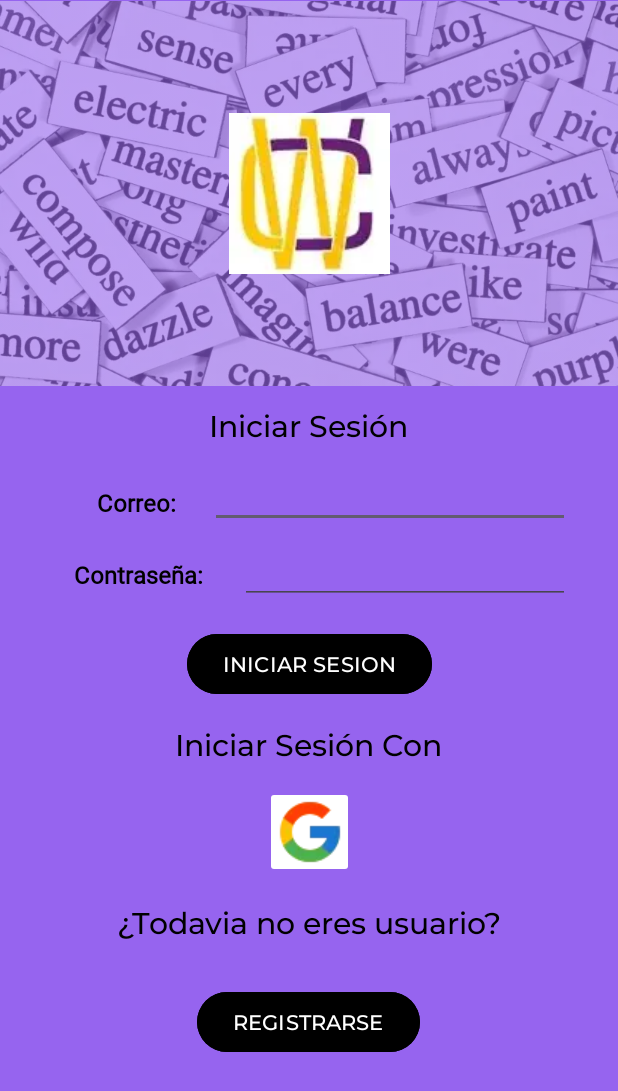
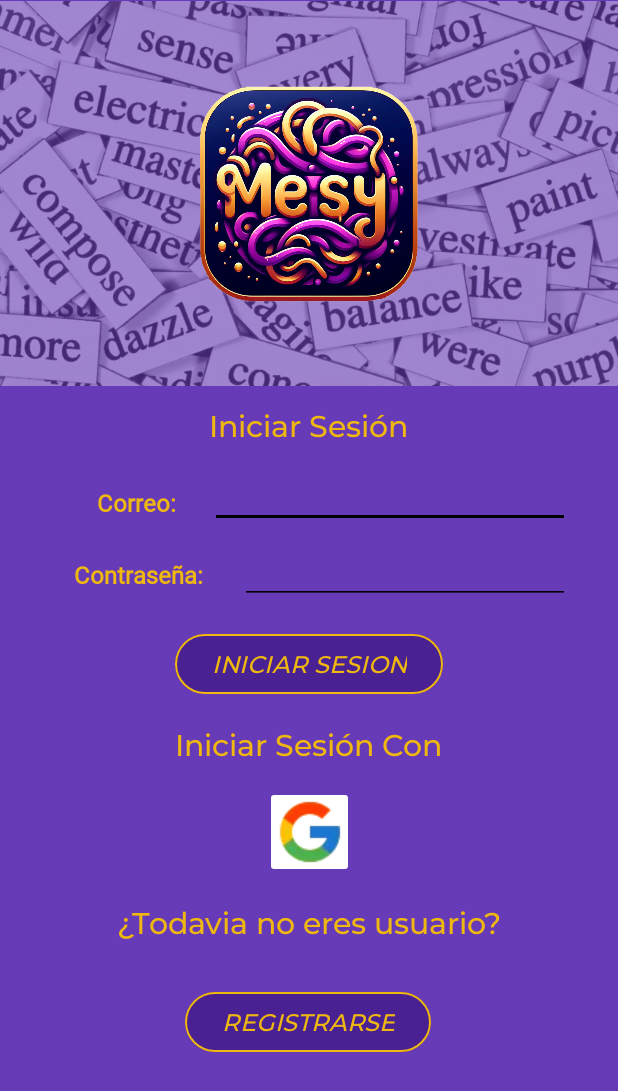
Before and after one commit to Adrian-DEVCoder/Proyecto_PalabrasDesordenadas, an Android app: the screen it shows after launch (MainActivity), on a phone screen of 412 x 824 dp. Shown: the top 1091 px of the screen. Run offline under Robolectric (Android 15) with nearby library versions, the phone set to English and light mode, and no system bars; our stand-ins replace Firebase (no records; nobody signed in at launch, a user with empty details on screens opened directly).

Commit message:
Actualizacion de la estetica de los layout

```diff
--- /dev/null
+++ b/app/src/main/res/drawable/custom_button_sign.xml
@@ -0,0 +1,6 @@
+<?xml version="1.0" encoding="utf-8"?>
+<shape xmlns:android="http://schemas.android.com/apk/res/android" android:shape="rectangle">
+    <stroke android:color="#673AB7" android:width="2dp" />
+    <corners android:radius="10dp"/>
+    <solid android:color="#EFB810"/>
+</shape>
--- a/app/src/main/res/layout/activity_configuracion.xml
+++ b/app/src/main/res/layout/activity_configuracion.xml
@@ -4,7 +4,7 @@
     xmlns:tools="http://schemas.android.com/tools"
     android:layout_width="match_parent"
     android:layout_height="match_parent"
-    android:background="#9664EF"
+    android:background="#673AB7"
     tools:context=".ConfiguracionActivity">
 
     <ImageView
@@ -15,7 +15,7 @@
         android:background="@drawable/borde_redondo"
         android:contentDescription="Logo de Chaos"
         android:scaleType="centerCrop"
-        android:src="@drawable/logochaos"
+        android:src="@drawable/logo_app"
         app:layout_constraintBottom_toBottomOf="parent"
         app:layout_constraintEnd_toEndOf="parent"
         app:layout_constraintHorizontal_bias="0.498"
--- a/app/src/main/res/layout/activity_main.xml
+++ b/app/src/main/res/layout/activity_main.xml
@@ -4,7 +4,7 @@
     xmlns:tools="http://schemas.android.com/tools"
     android:layout_width="match_parent"
     android:layout_height="match_parent"
-    android:background="#9664EF"
+    android:background="#673AB7"
     tools:context=".MainActivity">
 
 
@@ -16,7 +16,7 @@
         android:contentDescription="@string/logo_app"
         app:layout_constraintBottom_toBottomOf="parent"
         app:layout_constraintEnd_toEndOf="parent"
-        app:layout_constraintHorizontal_bias="1.0"
+        app:layout_constraintHorizontal_bias="0.0"
         app:layout_constraintStart_toStartOf="parent"
         app:layout_constraintTop_toTopOf="parent"
         app:layout_constraintVertical_bias="0.0"
@@ -29,7 +29,7 @@
         android:layout_marginTop="12dp"
         android:fontFamily="@font/montserrat_medium"
         android:text="@string/iniciar_sesi_n"
-        android:textColor="@color/black"
+        android:textColor="#EFB810"
         android:textSize="20sp"
         app:layout_constraintBottom_toBottomOf="parent"
         app:layout_constraintEnd_toEndOf="parent"
@@ -45,7 +45,7 @@
         android:layout_marginTop="16dp"
         android:fontFamily="@font/montserrat_medium"
         android:text="¿Todavia no eres usuario?"
-        android:textColor="@color/black"
+        android:textColor="#EFB810"
         android:textSize="20sp"
         app:layout_constraintEnd_toEndOf="parent"
         app:layout_constraintStart_toStartOf="parent"
@@ -58,7 +58,7 @@
         android:layout_marginTop="16dp"
         android:fontFamily="@font/montserrat_medium"
         android:text="Iniciar Sesión Con"
-        android:textColor="@color/black"
+        android:textColor="#EFB810"
         android:textSize="20sp"
         app:layout_constraintEnd_toEndOf="parent"
         app:layout_constraintStart_toStartOf="parent"
@@ -73,7 +73,7 @@
         android:layout_marginEnd="8dp"
         android:fontFamily="@font/montserrat_regular"
         android:text="Correo:"
-        android:textColor="@color/black"
+        android:textColor="#EFB810"
         android:textSize="16sp"
         android:textStyle="bold"
         app:layout_constraintEnd_toStartOf="@+id/et_contrasena"
@@ -89,7 +89,7 @@
         android:layout_marginEnd="8dp"
         android:fontFamily="@font/montserrat_regular"
         android:text="Contraseña:"
-        android:textColor="@color/black"
+        android:textColor="#EFB810"
         android:textSize="16sp"
         android:textStyle="bold"
         app:layout_constraintBottom_toBottomOf="parent"
@@ -104,10 +104,10 @@
         android:layout_height="wrap_content"
         android:layout_marginTop="14dp"
         android:layout_marginEnd="32dp"
+        android:backgroundTint="#000000"
         android:fontFamily="@font/montserrat_medium"
         android:singleLine="true"
-        android:textColor="@color/black"
-        android:textColorHint="#000000"
+        android:textColor="#EFB810"
         android:textSize="16sp"
         app:layout_constraintEnd_toEndOf="parent"
         app:layout_constraintTop_toBottomOf="@+id/tv_registro" />
@@ -118,11 +118,11 @@
         android:layout_height="wrap_content"
         android:layout_marginTop="8dp"
         android:layout_marginEnd="32dp"
+        android:backgroundTint="#000000"
         android:fontFamily="@font/montserrat_medium"
         android:password="true"
         android:singleLine="true"
-        android:textColor="@color/black"
-        android:textColorHint="#000000"
+        android:textColor="#EFB810"
         android:textSize="16sp"
         app:layout_constraintEnd_toEndOf="parent"
         app:layout_constraintTop_toBottomOf="@+id/et_contrasena" />
@@ -132,13 +132,17 @@
         android:layout_width="wrap_content"
         android:layout_height="wrap_content"
         android:layout_marginTop="16dp"
-        android:backgroundTint="@color/black"
+        android:backgroundTint="#4A2192"
         android:fontFamily="@font/montserrat_medium"
         android:text="INICIAR SESION"
-        android:textColor="@color/white"
+        android:textColor="#EFB810"
+        android:textSize="16sp"
+        android:textStyle="italic"
         app:layout_constraintEnd_toEndOf="parent"
         app:layout_constraintStart_toStartOf="parent"
-        app:layout_constraintTop_toBottomOf="@+id/et_correo" />
+        app:layout_constraintTop_toBottomOf="@+id/et_correo"
+        app:strokeColor="#EFB810"
+        app:strokeWidth="1dp" />
 
     <Button
         android:id="@+id/btn_registro"
@@ -146,16 +150,20 @@
         android:layout_height="wrap_content"
         android:layout_marginTop="8dp"
         android:layout_marginBottom="32dp"
-        android:backgroundTint="@color/black"
+        android:backgroundTint="#4A2192"
         android:fontFamily="@font/montserrat_medium"
         android:text="REGISTRARSE"
-        android:textColor="@color/white"
+        android:textColor="#EFB810"
+        android:textSize="16sp"
+        android:textStyle="italic"
         app:layout_constraintBottom_toBottomOf="parent"
         app:layout_constraintEnd_toEndOf="parent"
         app:layout_constraintHorizontal_bias="0.498"
         app:layout_constraintStart_toStartOf="parent"
         app:layout_constraintTop_toBottomOf="@+id/tv_registrarse"
-        app:layout_constraintVertical_bias="0.206" />
+        app:layout_constraintVertical_bias="0.206"
+        app:strokeColor="#EFB810"
+        app:strokeWidth="1dp" />
 
     <ImageButton
         android:id="@+id/btn_google"
@@ -170,11 +178,11 @@
 
     <ImageView
         android:id="@+id/img_logo2"
-        android:layout_width="wrap_content"
-        android:layout_height="wrap_content"
+        android:layout_width="145dp"
+        android:layout_height="145dp"
         app:layout_constraintBottom_toBottomOf="@+id/img_fondo"
         app:layout_constraintEnd_toEndOf="parent"
         app:layout_constraintStart_toStartOf="parent"
         app:layout_constraintTop_toTopOf="parent"
-        app:srcCompat="@drawable/logochaos" />
+        app:srcCompat="@drawable/logo_app" />
 </androidx.constraintlayout.widget.ConstraintLayout>
--- a/app/src/main/res/layout/activity_menu.xml
+++ b/app/src/main/res/layout/activity_menu.xml
@@ -4,7 +4,7 @@
     xmlns:tools="http://schemas.android.com/tools"
     android:layout_width="match_parent"
     android:layout_height="match_parent"
-    android:background="#9664EF"
+    android:background="#673AB7"
     tools:context=".MenuActivity">
 
     <ImageView
@@ -15,7 +15,7 @@
         android:background="@drawable/borde_redondo"
         android:contentDescription="Logo de Chaos"
         android:scaleType="centerCrop"
-        android:src="@drawable/logochaos"
+        android:src="@drawable/logo_app"
         app:layout_constraintEnd_toEndOf="parent"
         app:layout_constraintHorizontal_bias="0.498"
         app:layout_constraintStart_toStartOf="parent"
--- a/app/src/main/res/layout/activity_nueva_partida.xml
+++ b/app/src/main/res/layout/activity_nueva_partida.xml
@@ -4,7 +4,7 @@
     xmlns:tools="http://schemas.android.com/tools"
     android:layout_width="match_parent"
     android:layout_height="match_parent"
-    android:background="#9664EF"
+    android:background="#673AB7"
     tools:context=".NuevaPartidaActivity">
 
     <ImageView
@@ -15,7 +15,7 @@
         app:layout_constraintEnd_toEndOf="parent"
         app:layout_constraintStart_toStartOf="parent"
         app:layout_constraintTop_toTopOf="parent"
-        app:srcCompat="@drawable/logochaos" />
+        app:srcCompat="@drawable/logo_app" />
 
     <ImageButton
         android:id="@+id/btn_singleplayer"
--- a/app/src/main/res/layout/activity_partida.xml
+++ b/app/src/main/res/layout/activity_partida.xml
@@ -4,7 +4,7 @@
     xmlns:tools="http://schemas.android.com/tools"
     android:layout_width="match_parent"
     android:layout_height="match_parent"
-    android:background="#9664EF"
+    android:background="#673AB7"
     tools:context=".PartidaActivity">
 
     <ImageView
@@ -15,7 +15,7 @@
         app:layout_constraintEnd_toEndOf="parent"
         app:layout_constraintStart_toStartOf="parent"
         app:layout_constraintTop_toTopOf="parent"
-        app:srcCompat="@drawable/logochaos" />
+        app:srcCompat="@drawable/logo_app" />
 
     <Button
         android:id="@+id/btn_dificultad"
--- a/app/src/main/res/layout/activity_perfil.xml
+++ b/app/src/main/res/layout/activity_perfil.xml
@@ -4,7 +4,7 @@
     xmlns:tools="http://schemas.android.com/tools"
     android:layout_width="match_parent"
     android:layout_height="match_parent"
-    android:background="#9664EF"
+    android:background="#673AB7"
     tools:context=".PerfilActivity">
 
     <ImageView
@@ -15,7 +15,7 @@
         android:background="@drawable/borde_redondo"
         android:contentDescription="Logo de Chaos"
         android:scaleType="centerCrop"
-        android:src="@drawable/logochaos"
+        android:src="@drawable/logo_app"
         app:layout_constraintEnd_toEndOf="parent"
         app:layout_constraintHorizontal_bias="0.498"
         app:layout_constraintStart_toStartOf="parent"
--- a/app/src/main/res/layout/dialog_logro_bloqueado.xml
+++ b/app/src/main/res/layout/dialog_logro_bloqueado.xml
@@ -9,7 +9,6 @@
         android:layout_width="match_parent"
         android:layout_height="80dp"
         android:background="#673AB7"
-        android:backgroundTint="#673AB7"
         android:paddingTop="20dp"
         android:text="¿?"
         android:textAlignment="center"
--- a/app/src/main/res/layout/dialog_perfil.xml
+++ b/app/src/main/res/layout/dialog_perfil.xml
@@ -10,7 +10,6 @@
         android:layout_width="match_parent"
         android:layout_height="80dp"
         android:background="#673AB7"
-        android:backgroundTint="#673AB7"
         android:paddingTop="20dp"
         android:text="Trofeo de Excelencia"
         android:textAlignment="center"
--- a/app/src/main/res/values/strings.xml
+++ b/app/src/main/res/values/strings.xml
@@ -1,5 +1,5 @@
 <resources>
-    <string name="app_name">Word Chaos</string>
+    <string name="app_name">Messy Words</string>
     <string name="iniciar_sesi_n">Iniciar Sesión</string>
     <string name="logo_app">Logo app</string>
     <!--Strings para el menu principal en español-->
```
Also changed, not shown: app/src/main/AndroidManifest.xml (+5 -8 lines), app/src/main/java/com/example/proyecto_palabrasdesordenadas/MainActivity.java (+19 -3 lines), app/src/main/java/com/example/proyecto_palabrasdesordenadas/RegistroActivity.java (+8 -2 lines), app/src/main/res/layout/activity_multijugador.xml (+4 -6 lines), app/src/main/res/layout/activity_registro.xml (+33 -22 lines), app/src/main/res/layout/dialog_error_creacion.xml (added, +51 -0 lines), app/src/main/res/layout/dialog_error_sesion.xml (added, +51 -0 lines), app/src/main/res/drawable/ic_error_sesion.webp (added), app/src/main/res/drawable/logo_app.webp (added).
